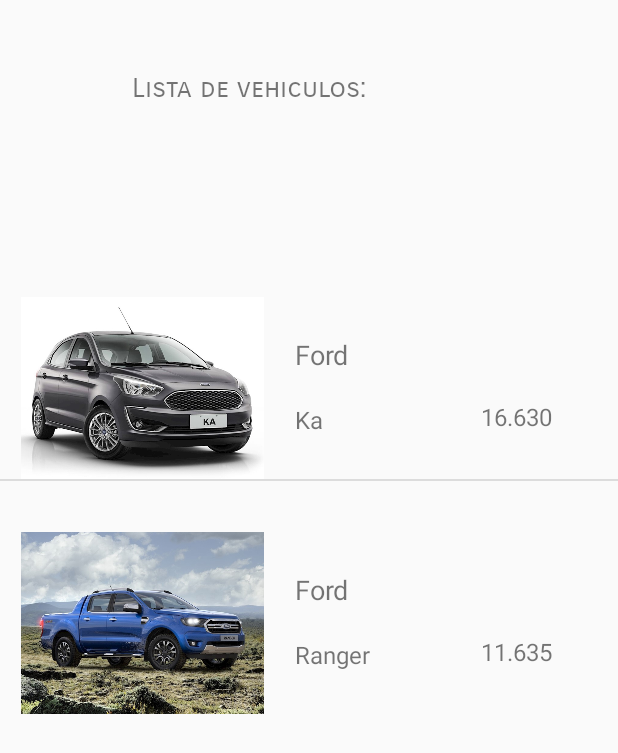
After one commit to Alvaro-Martino/CheckAuto, an Android app: the FordActivity screen opened directly, with no data from a screen before it, on a phone screen of 412 x 824 dp. The commit adds this screen. Shown: the top 753 px of the screen. Run offline under Robolectric (Android 15) with nearby library versions, the phone set to English and light mode, and no system bars.

Commit message:
Agregue los filtros y cree los archivos correspondientes de java y xml

```diff
--- /dev/null
+++ b/app/src/main/java/com/example/checkauto/FordActivity.java
@@ -0,0 +1,47 @@
+package com.example.checkauto;
+
+import androidx.appcompat.app.AppCompatActivity;
+
+import android.content.Intent;
+import android.os.Bundle;
+import android.view.View;
+import android.widget.AdapterView;
+import android.widget.ListView;
+
+public class FordActivity extends AppCompatActivity {
+
+    ListView lista;
+
+
+    String[][] datos = {
+
+            {"Ford", "Ka", "16.630", "Emisiones de CO2: 129 g/km (mixto), Consumo (Urbano) 6.5 l/100 km, Consumo (Extra urbano) 3.9 l/100 km."},
+            {"Ford", "Ranger", "11.635", "Emisiones de CO2: 233 g/km (mixto), Consumo (Urbano) 9.7 l/100 km, Consumo (Extra urbano) 7.4 l/100 km."},
+    };
+
+    int[] datosImg = {R.drawable.ford_ka, R.drawable.ford_ranger, };
+
+
+
+    @Override
+    protected void onCreate(Bundle savedInstanceState) {
+        super.onCreate(savedInstanceState);
+        setContentView(R.layout.activity_toyota);
+
+        lista = (ListView) findViewById(R.id.miLista);
+
+        lista.setAdapter(new Adaptador(this, datos, datosImg));
+
+        lista.setOnItemClickListener(new AdapterView.OnItemClickListener() {
+            @Override
+            public void onItemClick(AdapterView<?> parent, View view, int position, long id) {
+                Intent visorDetalles = new Intent(view.getContext(), DetallesAuto.class);
+                visorDetalles.putExtra("MAR", datos[position][0]);
+                visorDetalles.putExtra("DET", datos[position][3]);
+                visorDetalles.putExtra("MOD", datos[position][1]);
+                startActivity(visorDetalles);
+            }
+        });
+
+    }
+}
--- /dev/null
+++ b/app/src/main/res/layout/activity_toyota.xml
@@ -0,0 +1,30 @@
+<?xml version="1.0" encoding="utf-8"?>
+<androidx.constraintlayout.widget.ConstraintLayout xmlns:android="http://schemas.android.com/apk/res/android"
+    xmlns:app="http://schemas.android.com/apk/res-auto"
+    xmlns:tools="http://schemas.android.com/tools"
+    android:layout_width="match_parent"
+    android:layout_height="match_parent"
+    tools:context=".ToyotaActivity">
+
+    <ListView
+        android:id="@+id/miLista"
+        android:layout_width="match_parent"
+        android:layout_height="wrap_content"
+        android:layout_marginTop="60dp"
+        app:layout_constraintEnd_toEndOf="parent"
+        app:layout_constraintHorizontal_bias="0.0"
+        app:layout_constraintStart_toStartOf="parent"
+        app:layout_constraintTop_toBottomOf="@+id/textView4" />
+
+    <TextView
+        android:id="@+id/textView4"
+        android:layout_width="234dp"
+        android:layout_height="56dp"
+        android:layout_marginStart="88dp"
+        android:layout_marginTop="48dp"
+        android:fontFamily="sans-serif-smallcaps"
+        android:text="@string/Toyota"
+        android:textSize="18sp"
+        app:layout_constraintStart_toStartOf="parent"
+        app:layout_constraintTop_toTopOf="parent" />
+</androidx.constraintlayout.widget.ConstraintLayout>
--- /dev/null
+++ b/app/src/main/res/values/refs.xml
@@ -0,0 +1,2 @@
+<?xml version="1.0" encoding="utf-8"?>
+<resources></resources>
--- a/app/src/main/res/values/strings.xml
+++ b/app/src/main/res/values/strings.xml
@@ -1,3 +1,8 @@
 <resources>
     <string name="app_name">CheckAuto</string>
+    <string name="Title">CheckAuto</string>
+    <string name="Filt">Filtrar por marca:</string>
+    <string name="Subtitle">Lista de vehiculos:</string>
+    <string name="Toyota">Lista de vehiculos:</string>
+    <string name="Btn_search">Busqueda</string>
 </resources>
```
Also changed, not shown: app/src/main/AndroidManifest.xml (+10 -2 lines), app/src/main/java/com/example/checkauto/ChevroletActivity.java (added, +42 -0 lines), app/src/main/java/com/example/checkauto/MainActivity.java (+51 -0 lines), app/src/main/java/com/example/checkauto/PeugeotActivity.java (added, +43 -0 lines), app/src/main/java/com/example/checkauto/RenaultActivity.java (added, +48 -0 lines), app/src/main/java/com/example/checkauto/ToyotaActivity.java (added, +48 -0 lines), app/src/main/java/com/example/checkauto/VolkswagenActivity.java (added, +48 -0 lines), app/src/main/res/layout/activity_main.xml (+48 -2 lines).
